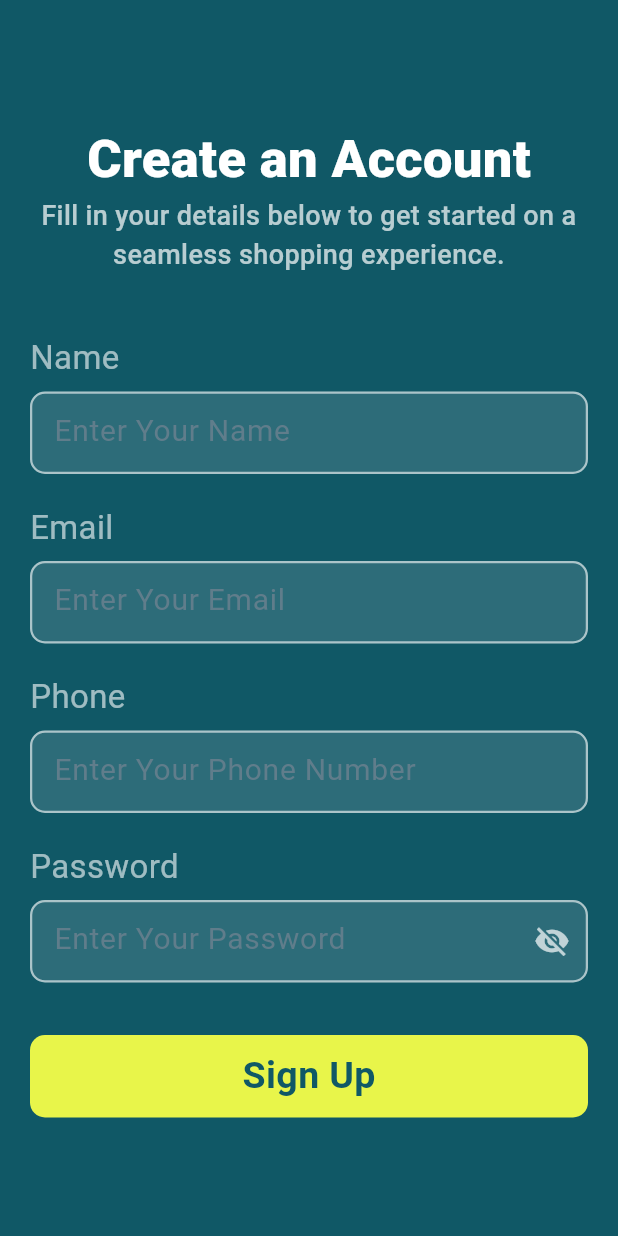
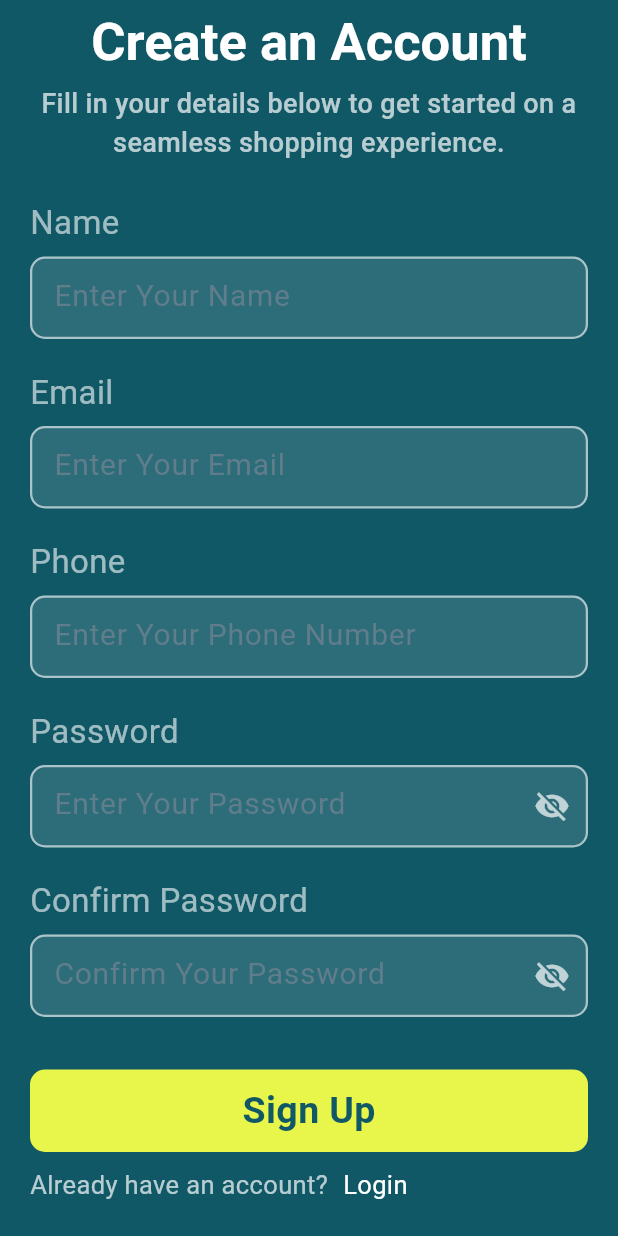
Before and after one commit to asmrayhan1/project1, a Flutter app: the RegisterScreen screen opened directly, on a phone screen of 412 x 824 dp. Run offline on Flutter 3.47's test engine with Material 3 defaults, Android fonts, the phone set to English and light mode, and no system bars; our stand-ins replace animated_splash_screen, flutter_riverpod, shared_preferences, timeago; accounts and stored records are empty.

Commit message:
update 2.3(login verification)

```diff
--- a/lib/components/logout_dialogue_box.dart
+++ b/lib/components/logout_dialogue_box.dart
@@ -27,7 +27,7 @@ class LogoutDialogBox {
                       // Add Logout logic here
                       print('Logged out');
                       await prefs.remove('token');
-                      Navigator.pushReplacement(context, MaterialPageRoute(builder: (context) => RegisterScreen()));
+                      Navigator.pushReplacement(context, MaterialPageRoute(builder: (context) => LoginScreen()));
                     },
                     child: Text('Yes', style: TextStyle(fontSize: 24, fontWeight: FontWeight.w500, color: Color(0xff686868))),
                   ),
--- a/lib/components/password.dart
+++ b/lib/components/password.dart
@@ -26,9 +26,9 @@ class _PasswordState extends State<Password> {
         if (_passwordController.text.trim().isEmpty){
           widget.onPasswordChanged(_passwordController.text.trim(), false);  // Trigger the callback on text change
           ToastUtil.showToast(context: context, message: "Password Can't be Empty!", isWarning: true);
-        } else if (_passwordController.text.trim().length < 8){
+        } else if (_passwordController.text.trim().length < 6){
           widget.onPasswordChanged(_passwordController.text.trim(), false);  // Trigger the callback on text change
-          ToastUtil.showToast(context: context, message: "Password must be at least 8 character!", isWarning: true);
+          ToastUtil.showToast(context: context, message: "Password must be at least 6 character!", isWarning: true);
         } else {
           widget.onPasswordChanged(_passwordController.text.trim(), true);  // Trigger the callback on text change
         }
--- a/lib/main.dart
+++ b/lib/main.dart
@@ -1,7 +1,6 @@
 import 'package:flutter/material.dart';
 import 'package:animated_splash_screen/animated_splash_screen.dart';
 import 'package:flutter_riverpod/flutter_riverpod.dart';
-import 'package:project1/view/screen/community.dart';
 import 'package:project1/view/screen/on_boarding_screen.dart';
 import 'package:shared_preferences/shared_preferences.dart';
 
--- /dev/null
+++ b/lib/model/login_model.dart
@@ -0,0 +1,26 @@
+class LoginModel {
+  final String email;
+  final String password;
+
+  // Constructor to initialize the properties
+  LoginModel({
+    required this.email,
+    required this.password,
+  });
+
+  // Factory constructor to create an instance from JSON (for API responses)
+  factory LoginModel.fromJson(Map<String, dynamic> json) {
+    return LoginModel(
+      email: json['email'],
+      password: json['password'],
+    );
+  }
+
+  // Method to convert the model to JSON (for API requests)
+  Map<String, dynamic> toJson() {
+    return {
+      'email': email,
+      'password': password,
+    };
+  }
+}
--- a/lib/view/screen/community.dart
+++ b/lib/view/screen/community.dart
@@ -14,8 +14,6 @@ class Community extends ConsumerStatefulWidget {
 }
 
 class _CommunityState extends ConsumerState<Community> {
-  List<String?> imagePath = List.generate(30, (index) => "");
-
   @override
   Widget build(BuildContext context) {
     final home = ref.watch(communityController).community;
@@ -149,11 +147,11 @@ class _CommunityState extends ConsumerState<Community> {
                             onTap: () async {
                               final currentPath = await Reaction.showDialogBox(context);
                               setState(() {
-                                imagePath[index] = currentPath;
+                                //
                               });
                               print("Like button working");
                             },
-                            child: Image.asset((imagePath[index] != "" && imagePath[index] != null)? '${imagePath[index]}' : 'assets/images/like.png', fit: BoxFit.fill,)
+                            child: Image.asset('assets/images/like.png', fit: BoxFit.fill,)
                           ),
                         ),
                         SizedBox(width: 10),
--- a/lib/view/screen/on_boarding_screen.dart
+++ b/lib/view/screen/on_boarding_screen.dart
@@ -74,7 +74,7 @@ class _OnBoardingScreenState extends State<OnBoardingScreen> {
               GestureDetector(
                 onTap: (){
                   if(currentIndex == slides.length - 1){
-                    (token != null) ? const NewsFeed() : Navigator.pushReplacement(context, MaterialPageRoute(builder: (context)=> LoginScreen()));
+                    (token != null) ? Navigator.pushReplacement(context, MaterialPageRoute(builder: (context)=> NewsFeed())) : Navigator.pushReplacement(context, MaterialPageRoute(builder: (context)=> LoginScreen()));
                   }
                   _controller.nextPage(duration: Duration(milliseconds: 1000), curve: Curves.ease);
                 },
--- a/lib/view/screen/user_auth/registration_screen.dart
+++ b/lib/view/screen/user_auth/registration_screen.dart
@@ -4,6 +4,7 @@ import 'package:project1/components/custom_textfield.dart';
 import 'package:project1/components/password.dart';
 import 'package:project1/utils/toast/toast_util.dart';
 import 'package:project1/view/screen/news_feed.dart';
+import 'package:project1/view/screen/user_auth/login_screen.dart';
 
 class RegisterScreen extends StatefulWidget {
   const RegisterScreen({super.key});
@@ -17,6 +18,7 @@ class _RegisterScreenState extends State<RegisterScreen> {
   String _email = ""; bool _isEmail = false;
   String _phone = ""; bool _isPhone = false;
   String _password = ""; bool _isPassword = false;
+  String _confirmPassword = ""; bool _isConfirmPassword = false;
 
   // This function will be passed to Password widget to receive updated password
   void _onName(String name, bool status) {
@@ -47,24 +49,32 @@ class _RegisterScreenState extends State<RegisterScreen> {
     });
   }
 
+  void _onConfirmPassword(String password, bool status) {
+    setState(() {
+      _confirmPassword = password;
+      _isConfirmPassword = status;
+    });
+  }
+
   @override
   Widget build(BuildContext context) {
     double W = MediaQuery.of(context).size.width;
     return Scaffold(
       backgroundColor: Color(0xff105866),
       appBar: AppBar(
+        centerTitle: true,
         backgroundColor: Color(0xff105866),
-        title: Text(""),
+        title: Text("Create an Account", style: TextStyle(fontSize: 35, color: Colors.white, fontWeight: FontWeight.bold)),
       ),
       body: SingleChildScrollView(
         child: Padding(
-          padding: const EdgeInsets.only(top: 25.0, left: 20, right: 20),
+          padding: const EdgeInsets.only(left: 20, right: 20),
           child: Column(
             crossAxisAlignment: CrossAxisAlignment.start,
             children: [
-              Center(child: Text("Create an Account", style: TextStyle(fontSize: 35, color: Colors.white, fontWeight: FontWeight.w800))),
-              Center(child: Text("Fill in your details below to get started on a seamless shopping experience.", textAlign: TextAlign.center, style: TextStyle(fontWeight: FontWeight.w500, fontSize: 18, color: Colors.white70))),
-              SizedBox(height: 40),
+              Center(child: Text("Fill in your details below to get started on a seamless shopping experience.",
+                  textAlign: TextAlign.center, style: TextStyle(fontWeight: FontWeight.w500, fontSize: 18, color: Colors.white70))),
+              SizedBox(height: 25),
               Text("Name", style: TextStyle(fontSize: 22, color: Colors.white60),),
               SizedBox(height: 7),
               Container(height: 55, width: W, child: CustomTextfield(hintText: "Enter Your Name", value: 1, onValueChanged: _onName)),
@@ -80,10 +90,14 @@ class _RegisterScreenState extends State<RegisterScreen> {
               Text("Password", style: TextStyle(fontSize: 22, color: Colors.white60),),
               SizedBox(height: 7),
               Container(height: 55, width: W, child: Password(password: "Enter Your Password", onPasswordChanged: _onPassword)),  // Pass the callback function,
+              SizedBox(height: 20),
+              Text("Confirm Password", style: TextStyle(fontSize: 22, color: Colors.white60),),
+              SizedBox(height: 7),
+              Container(height: 55, width: W, child: Password(password: "Confirm Your Password", onPasswordChanged: _onConfirmPassword)),
               SizedBox(height: 35),
               GestureDetector(
                 onTap: (){
-                  if (_isName && _isPassword && _isEmail && _isPhone){
+                  if (_isName && _isPassword && _isEmail && _isPhone && _isConfirmPassword && _password == _confirmPassword){
                     Navigator.pushReplacement(context, MaterialPageRoute(builder: (context) => NewsFeed()));
                     print("Login button working");
                     ToastUtil.showToast(context: context, message: "Account Created Successfully");
@@ -100,6 +114,19 @@ class _RegisterScreenState extends State<RegisterScreen> {
                   ),
                   child: Center(child: Text("Sign Up", style: TextStyle(color: Color(0xff105866), fontSize: 25, fontWeight: FontWeight.bold),)),
                 ),
+              ),
+              SizedBox(height: 10),
+              Row(
+                children: [
+                  Text("Already have an account?", style: TextStyle(color: Colors.white70, fontSize: 17)),
+                  SizedBox(width: 10),
+                  GestureDetector(
+                    onTap: (){
+                      Navigator.pushReplacement(context, MaterialPageRoute(builder: (context) => LoginScreen()));
+                    },
+                    child: Text("Login", style: TextStyle(color: Colors.white, fontWeight: FontWeight.w400, fontSize: 17))
+                  ),
+                ],
               )
             ],
           ),
```
Also changed, not shown: lib/controller/community/community_controller.dart (+8 -4 lines), lib/controller/login/login_controller.dart (added, +47 -0 lines), lib/controller/login/login_generic.dart (added, +10 -0 lines), lib/core/response/api_response.dart (+18 -4 lines), lib/view/screen/user_auth/login_screen.dart (+59 -29 lines).
